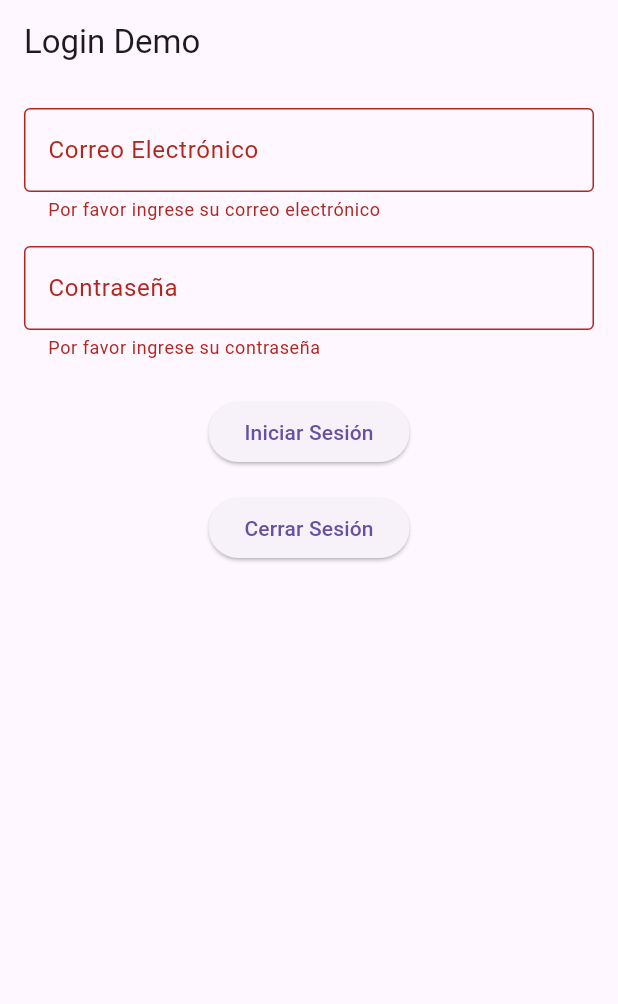
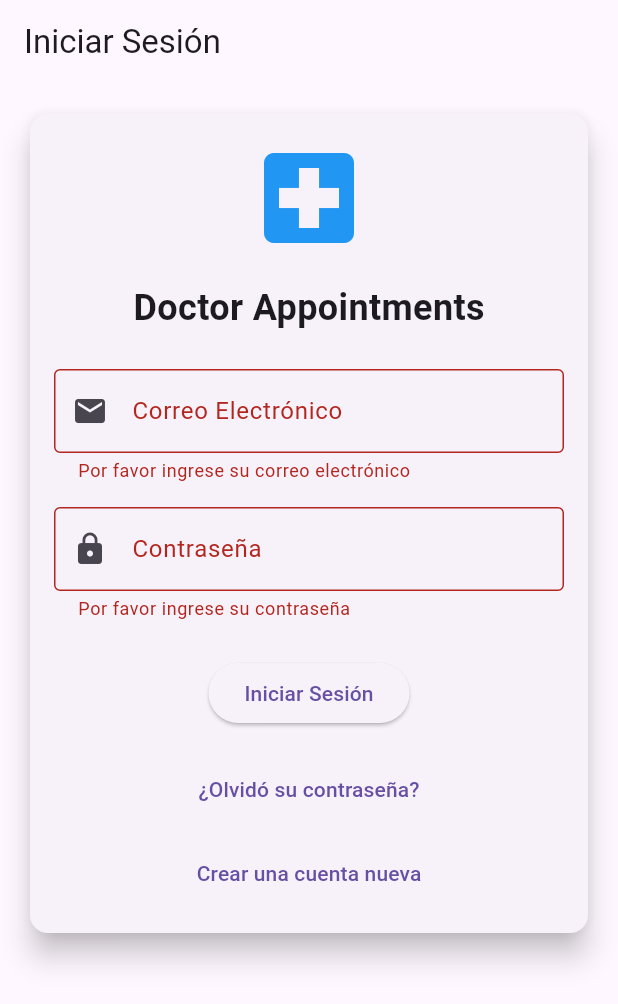
Before and after one commit to BettaLR/Doctor-appointment-app, a Flutter app: the screen it shows after launch, after a tap on "Iniciar Sesión", on a phone screen of 412 x 824 dp. Shown: the top 1004 px of the screen. Run offline on Flutter 3.47's test engine with Material 3 defaults, Android fonts, the phone set to English and light mode, and no system bars; our stand-ins replace firebase_auth, firebase_core; accounts and stored records are empty.

Commit message:
Created Login

```diff
--- a/doctor_appointment_app/lib/main.dart
+++ b/doctor_appointment_app/lib/main.dart
@@ -1,10 +1,10 @@
 import 'package:flutter/material.dart';
 import 'package:firebase_core/firebase_core.dart';
-import 'package:firebase_auth/firebase_auth.dart';
 import 'firebase_options.dart';
+import 'screens/login_screen.dart';
 
 void main() async {
-  // 🔹 Asegura la inicialización antes de correr la app
+  // Asegura la inicialización antes de correr la app
   WidgetsFlutterBinding.ensureInitialized();
   await Firebase.initializeApp(options: DefaultFirebaseOptions.currentPlatform);
   runApp(const MyApp());
@@ -16,124 +16,13 @@ class MyApp extends StatelessWidget {
   @override
   Widget build(BuildContext context) {
     return MaterialApp(
-      title: 'Login de prueba',
+      title: 'Doctor Appointment App',
+      theme: ThemeData(
+        primarySwatch: Colors.blue,
+        useMaterial3: true,
+      ),
       home: LoginPage(),
       debugShowCheckedModeBanner: false,
     );
   }
 }
-
-class LoginPage extends StatefulWidget {
-  @override
-  State<LoginPage> createState() => _LoginPageState();
-}
-
-class _LoginPageState extends State<LoginPage> {
-  final _formKey = GlobalKey<FormState>();
-  final TextEditingController emailController = TextEditingController();
-  final TextEditingController passwordController = TextEditingController();
-
-  final FirebaseAuth _auth = FirebaseAuth.instance;
-
-  @override
-  Widget build(BuildContext context) {
-    return Scaffold(
-      appBar: AppBar(title: const Text("Login Demo")),
-      body: Padding(
-        padding: const EdgeInsets.all(16.0),
-        child: Form(
-          key: _formKey,
-          child: Column(
-            children: [
-              // Campo de correo electrónico
-              TextFormField(
-                controller: emailController,
-                decoration: const InputDecoration(
-                  labelText: 'Correo Electrónico',
-                  border: OutlineInputBorder(),
-                ),
-                validator: (value) {
-                  if (value == null || value.isEmpty) {
-                    return 'Por favor ingrese su correo electrónico';
-                  }
-                  // 🔹 Validación de formato de correo
-                  if (!RegExp(r'^[^@]+@[^@]+\.[^@]+').hasMatch(value)) {
-                    return 'Correo no válido';
-                  }
-                  return null;
-                },
-              ),
-              const SizedBox(height: 16),
-              // Campo de contraseña
-              TextFormField(
-                controller: passwordController,
-                decoration: const InputDecoration(
-                  labelText: 'Contraseña',
-                  border: OutlineInputBorder(),
-                ),
-                obscureText: true,
-                validator: (value) {
-                  if (value == null || value.isEmpty) {
-                    return "Por favor ingrese su contraseña";
-                  }
-                  // 🔹 Validación de longitud mínima
-                  if (value.length < 6) {
-                    return 'La contraseña debe tener al menos 6 caracteres';
-                  }
-                  return null;
-                },
-              ),
-              const SizedBox(height: 24),
-              // Botón de inicio de sesión
-              ElevatedButton(
-                onPressed: () async {
-                  if (_formKey.currentState!.validate()) {
-                    try {
-                      UserCredential userCredential = await _auth
-                          .signInWithEmailAndPassword(
-                            email: emailController.text.trim(),
-                            password: passwordController.text.trim(),
-                          );
-
-                      ScaffoldMessenger.of(context).showSnackBar(
-                        SnackBar(
-                          content: Text(
-                            "Bienvenido ${userCredential.user!.email}",
-                          ),
-                        ),
-                      );
-                    } on FirebaseAuthException catch (e) {
-                      String message = "";
-                      if (e.code == 'user-not-found') {
-                        message = "Usuario no encontrado";
-                      } else if (e.code == 'wrong-password') {
-                        message = "Contraseña incorrecta";
-                      } else {
-                        message = "Error: ${e.message}";
-                      }
-                      ScaffoldMessenger.of(
-                        context,
-                      ).showSnackBar(SnackBar(content: Text(message)));
-                    }
-                  }
-                },
-                child: const Text('Iniciar Sesión'),
-              ),
-              const SizedBox(height: 16),
-              // Botón de cerrar sesión
-              ElevatedButton(
-                onPressed: () async {
-                  await _auth.signOut();
-                  ScaffoldMessenger.of(context).showSnackBar(
-                    const SnackBar(content: Text("Sesión cerrada")),
-                  );
-                },
-                child: const Text('Cerrar Sesión'),
-              ),
-            ],
-          ),
-        ),
-      ),
-    );
-  }
-}
--- /dev/null
+++ b/doctor_appointment_app/lib/screens/login_screen.dart
@@ -0,0 +1,148 @@
+import 'package:flutter/material.dart';
+import 'package:firebase_auth/firebase_auth.dart';
+import 'register_screen.dart';
+import 'home_screen.dart';
+
+class LoginPage extends StatefulWidget {
+  @override
+  State<LoginPage> createState() => _LoginPageState();
+}
+
+class _LoginPageState extends State<LoginPage> {
+  final _formKey = GlobalKey<FormState>();
+  final TextEditingController emailController = TextEditingController();
+  final TextEditingController passwordController = TextEditingController();
+
+  final FirebaseAuth _auth = FirebaseAuth.instance;
+
+  @override
+  Widget build(BuildContext context) {
+    return Scaffold(
+      appBar: AppBar(title: const Text("Iniciar Sesión")),
+      body: SingleChildScrollView(
+        padding: const EdgeInsets.all(16.0),
+        child: Center(
+          child: Card(
+            elevation: 8,
+            child: Padding(
+              padding: const EdgeInsets.all(16.0),
+              child: Form(
+                key: _formKey,
+                child: Column(
+                  mainAxisSize: MainAxisSize.min,
+                  children: [
+                    const Icon(Icons.local_hospital, size: 80, color: Colors.blue),
+                    const SizedBox(height: 16),
+                    const Text(
+                      'Doctor Appointments',
+                      style: TextStyle(fontSize: 24, fontWeight: FontWeight.bold),
+                    ),
+                    const SizedBox(height: 24),
+                    TextFormField(
+                      controller: emailController,
+                      decoration: const InputDecoration(
+                        labelText: 'Correo Electrónico',
+                        prefixIcon: Icon(Icons.email),
+                        border: OutlineInputBorder(),
+                      ),
+                      validator: (value) {
+                        if (value == null || value.isEmpty) {
+                          return 'Por favor ingrese su correo electrónico';
+                        }
+                        if (!RegExp(r'^[^@]+@[^@]+\.[^@]+').hasMatch(value)) {
+                          return 'Correo no válido';
+                        }
+                        return null;
+                      },
+                    ),
+                    const SizedBox(height: 16),
+                    TextFormField(
+                      controller: passwordController,
+                      decoration: const InputDecoration(
+                        labelText: 'Contraseña',
+                        prefixIcon: Icon(Icons.lock),
+                        border: OutlineInputBorder(),
+                      ),
+                      obscureText: true,
+                      validator: (value) {
+                        if (value == null || value.isEmpty) {
+                          return "Por favor ingrese su contraseña";
+                        }
+                        if (value.length < 6) {
+                          return 'La contraseña debe tener al menos 6 caracteres';
+                        }
+                        return null;
+                      },
+                    ),
+                    const SizedBox(height: 24),
+                    ElevatedButton(
+                      onPressed: () async {
+                        if (_formKey.currentState!.validate()) {
+                          try {
+                            await _auth.signInWithEmailAndPassword(
+                              email: emailController.text.trim(),
+                              password: passwordController.text.trim(),
+                            );
+                            Navigator.pushReplacement(
+                              context,
+                              MaterialPageRoute(builder: (context) => HomePage()),
+                            );
+                          } on FirebaseAuthException catch (e) {
+                            String message = "";
+                            if (e.code == 'user-not-found') {
+                              message = "Usuario no encontrado";
+                            } else if (e.code == 'wrong-password') {
+                              message = "Contraseña incorrecta";
+                            } else {
+                              message = "Error: ${e.message}";
+                            }
+                            ScaffoldMessenger.of(context).showSnackBar(
+                              SnackBar(content: Text(message)),
+                            );
+                          }
+                        }
+                      },
+                      child: const Text('Iniciar Sesión'),
+                    ),
+                    const SizedBox(height: 16),
+                    TextButton(
+                      onPressed: () async {
+                        if (emailController.text.isEmpty) {
+                          ScaffoldMessenger.of(context).showSnackBar(
+                            const SnackBar(content: Text("Ingrese su correo electrónico primero")),
+                          );
+                          return;
+                        }
+                        try {
+                          await _auth.sendPasswordResetEmail(email: emailController.text.trim());
+                          ScaffoldMessenger.of(context).showSnackBar(
+                            const SnackBar(content: Text("Correo de restablecimiento enviado")),
+                          );
+                        } catch (e) {
+                          ScaffoldMessenger.of(context).showSnackBar(
+                            SnackBar(content: Text("Error: ${e.toString()}")),
+                          );
+                        }
+                      },
+                      child: const Text('¿Olvidó su contraseña?'),
+                    ),
+                    const SizedBox(height: 8),
+                    TextButton(
+                      onPressed: () {
+                        Navigator.push(
+                          context,
+                          MaterialPageRoute(builder: (context) => RegisterPage()),
+                        );
+                      },
+                      child: const Text('Crear una cuenta nueva'),
+                    ),
+                  ],
+                ),
+              ),
+            ),
+          ),
+        ),
+      ),
+    );
+  }
+}
```
Also changed, not shown: doctor_appointment_app/lib/screens/home_screen.dart (added, +43 -0 lines), doctor_appointment_app/lib/screens/register_screen.dart (added, +114 -0 lines).
